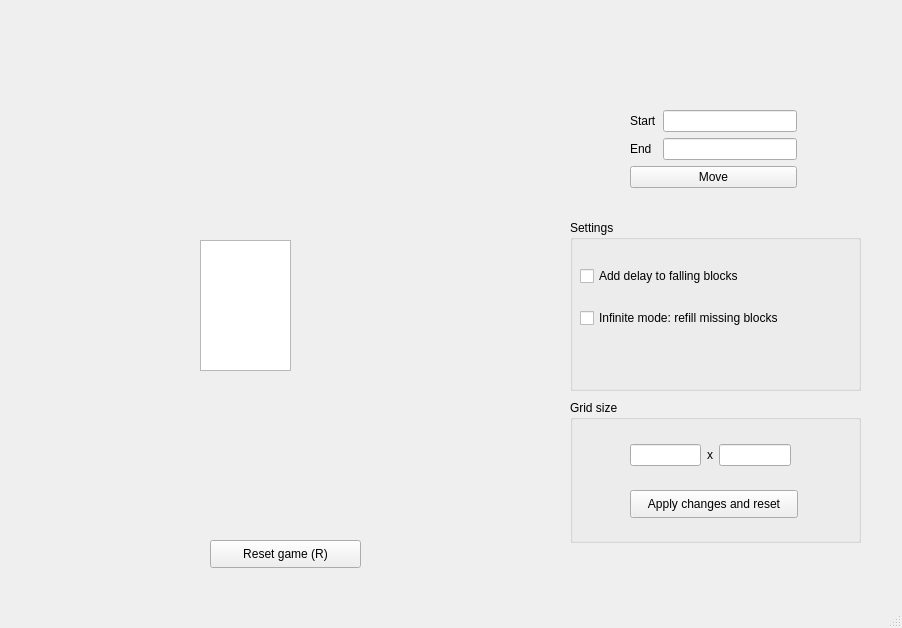
Qt form student/13/match3/mainwindow.ui (peralammikko/fruit_flip) before a commit.
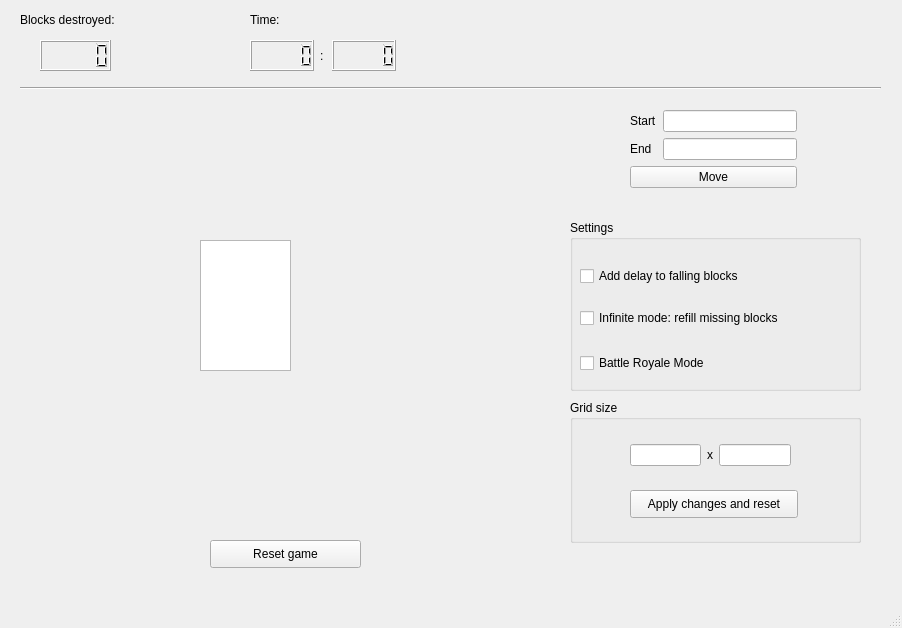
The same form after that commit.

Commit message: Projekti 4: resetointi, pisteiden lasku, peliaika ja näppäinten lukitus lisätty

Patch:
```diff
--- a/student/13/match3/mainwindow.ui
+++ b/student/13/match3/mainwindow.ui
@@ -24,7 +24,7 @@
      </rect>
     </property>
     <property name="text">
-     <string>Reset game (R)</string>
+     <string>Reset game</string>
     </property>
    </widget>
    <widget class="QGroupBox" name="groupBox">
@@ -65,6 +65,19 @@
       </item>
      </layout>
     </widget>
+    <widget class="QCheckBox" name="checkBox">
+     <property name="geometry">
+      <rect>
+       <x>10</x>
+       <y>130</y>
+       <width>191</width>
+       <height>26</height>
+      </rect>
+     </property>
+     <property name="text">
+      <string>Battle Royale Mode</string>
+     </property>
+    </widget>
    </widget>
    <widget class="QGroupBox" name="groupBox_2">
     <property name="geometry">
@@ -117,6 +130,55 @@
      </layout>
     </widget>
    </widget>
+   <widget class="Line" name="line">
+    <property name="geometry">
+     <rect>
+      <x>20</x>
+      <y>80</y>
+      <width>861</width>
+      <height>16</height>
+     </rect>
+    </property>
+    <property name="orientation">
+     <enum>Qt::Horizontal</enum>
+    </property>
+   </widget>
+   <widget class="QLCDNumber" name="lcdNumberScore">
+    <property name="geometry">
+     <rect>
+      <x>40</x>
+      <y>40</y>
+      <width>71</width>
+      <height>31</height>
+     </rect>
+    </property>
+   </widget>
+   <widget class="QLabel" name="label_3">
+    <property name="geometry">
+     <rect>
+      <x>20</x>
+      <y>10</y>
+      <width>121</width>
+      <height>20</height>
+     </rect>
+    </property>
+    <property name="text">
+     <string>Blocks destroyed:</string>
+    </property>
+   </widget>
+   <widget class="QLabel" name="label_2">
+    <property name="geometry">
+     <rect>
+      <x>250</x>
+      <y>10</y>
+      <width>63</width>
+      <height>20</height>
+     </rect>
+    </property>
+    <property name="text">
+     <string>Time:</string>
+    </property>
+   </widget>
    <widget class="QWidget" name="">
     <property name="geometry">
      <rect>
@@ -128,7 +190,7 @@
     </property>
     <layout class="QFormLayout" name="formLayout">
      <item row="0" column="0">
-      <widget class="QLabel" name="label">
+      <widget class="QLabel" name="startLabel">
        <property name="text">
         <string>Start</string>
        </property>
@@ -138,7 +200,7 @@
       <widget class="QLineEdit" name="startPoint"/>
      </item>
      <item row="1" column="0">
-      <widget class="QLabel" name="label_2">
+      <widget class="QLabel" name="endLabel">
        <property name="text">
         <string>End</string>
        </property>
@@ -166,6 +228,31 @@
      </rect>
     </property>
    </widget>
+   <widget class="QWidget" name="">
+    <property name="geometry">
+     <rect>
+      <x>250</x>
+      <y>40</y>
+      <width>146</width>
+      <height>31</height>
+     </rect>
+    </property>
+    <layout class="QHBoxLayout" name="horizontalLayout_2">
+     <item>
+      <widget class="QLCDNumber" name="lcdNumberMins"/>
+     </item>
+     <item>
+      <widget class="QLabel" name="label">
+       <property name="text">
+        <string>:</string>
+       </property>
+      </widget>
+     </item>
+     <item>
+      <widget class="QLCDNumber" name="lcdNumberSecs"/>
+     </item>
+    </layout>
+   </widget>
   </widget>
   <widget class="QMenuBar" name="menubar">
    <property name="geometry">
```
Left out of the diff: 2 changed lines with no effect on the pictures. The commit also changes 2 other files.
